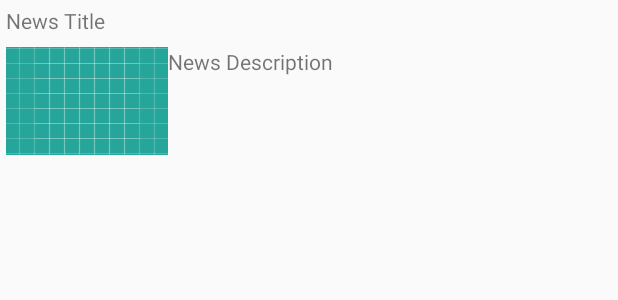
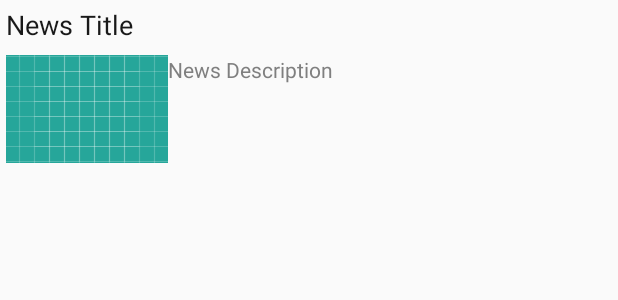
Before and after one commit to Rialreborn/Android_Basic-Networkin-News_App, an Android app: the layout news_item.xml on its own in the app's theme, with its tools: preview values and no code run, on a phone screen of 412 x 824 dp. Shown: the top 300 px of the screen. Run offline under Robolectric (Android 15) with nearby library versions, the phone set to English and light mode, and no system bars.

```diff
--- a/app/src/main/res/layout/activity_main.xml
+++ b/app/src/main/res/layout/activity_main.xml
@@ -7,8 +7,6 @@
     <ListView
         xmlns:android="http://schemas.android.com/apk/res/android"
         android:id="@+id/list"
-        android:divider="@null"
-        android:dividerHeight="0dp"
         android:orientation="vertical"
         android:layout_width="match_parent"
         android:layout_height="match_parent"/>
--- a/app/src/main/res/layout/news_item.xml
+++ b/app/src/main/res/layout/news_item.xml
@@ -9,6 +9,8 @@
         android:layout_width="match_parent"
         android:layout_height="wrap_content"
         android:layout_margin="4dp"
+        android:textSize="18sp"
+        android:textColor="@color/colorNewsTitle"
         android:maxLines="2"
         tools:text="News Title" />
 
@@ -17,6 +19,8 @@
         android:layout_width="match_parent"
         android:layout_height="72dp"
         android:layout_margin="4dp"
+        android:textColor="@color/colorNewsContent"
+        android:ellipsize="end"
         android:layout_below="@id/title_news_item"
         android:id="@+id/content_news_item"
         android:drawableLeft="@drawable/ic_launcher_background"
--- a/app/src/main/res/values/colors.xml
+++ b/app/src/main/res/values/colors.xml
@@ -3,4 +3,6 @@
     <color name="colorPrimary">#3F51B5</color>
     <color name="colorPrimaryDark">#303F9F</color>
     <color name="colorAccent">#FF4081</color>
+    <color name="colorNewsTitle">#191919</color>
+    <color name="colorNewsContent">#7f7f7f</color>
 </resources>
```
Also changed, not shown: app/src/main/java/com/example/android/mynewsapp/MainActivity.java (+14 -2 lines).
